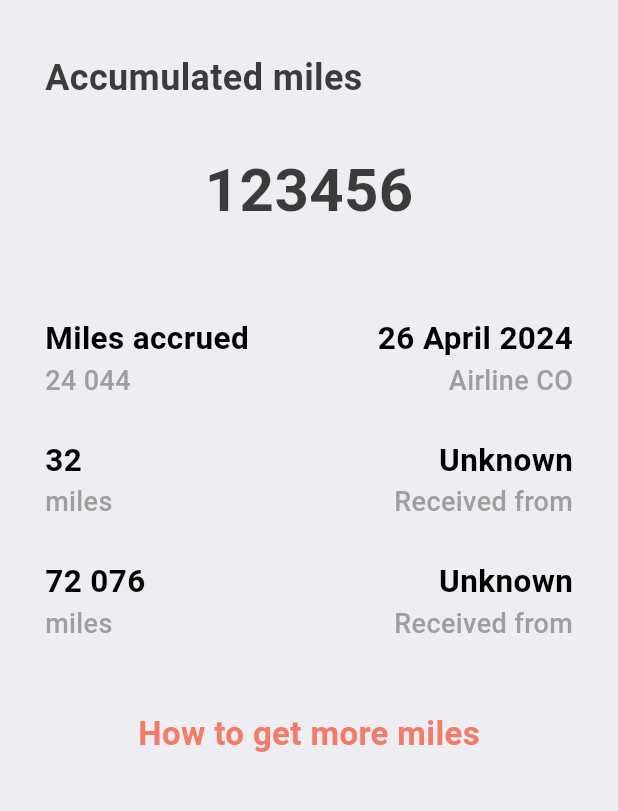
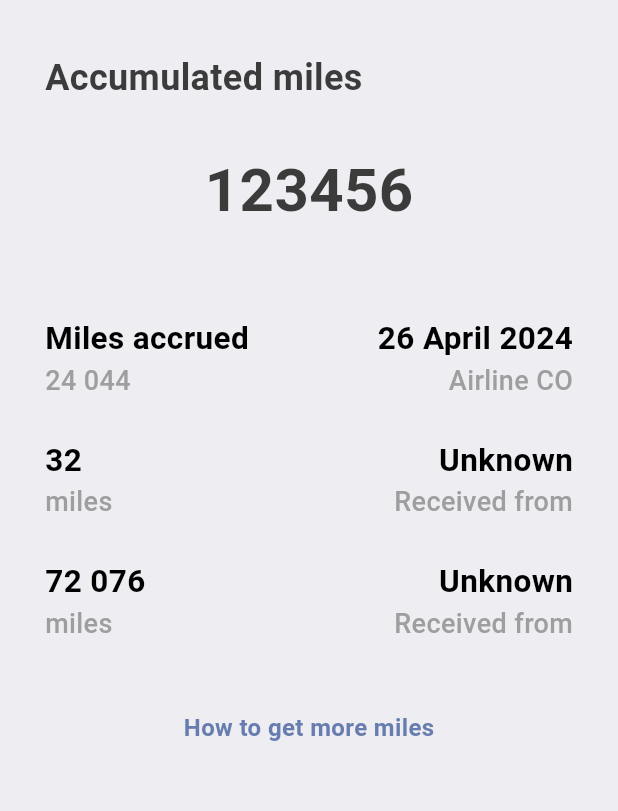
Before and after one commit to RalphKahkedjian/Airport-Booking-App, a Flutter app: the ProfileScreen screen opened directly, on a phone screen of 412 x 824 dp, the part 215-1026 px from its top. Run offline on Flutter 3.47's test engine with Material 3 defaults, Android fonts, the phone set to English and light mode, and no system bars; our stand-ins replace barcode_widget.

Commit message:
fixing font size in profile screen

```diff
--- a/lib/screens/profile_screen.dart
+++ b/lib/screens/profile_screen.dart
@@ -105,8 +105,8 @@ class ProfileScreen extends StatelessWidget {
               print("Tapped");
             },
             child: Text("How to get more miles", style: TextStyle(
-              color: Color(0xFFF37B67),
-              fontSize: 22,
+              color: Color(0xFF687daf),
+              fontSize: 16,
               fontWeight: FontWeight.bold
             )),
           ),)
```
